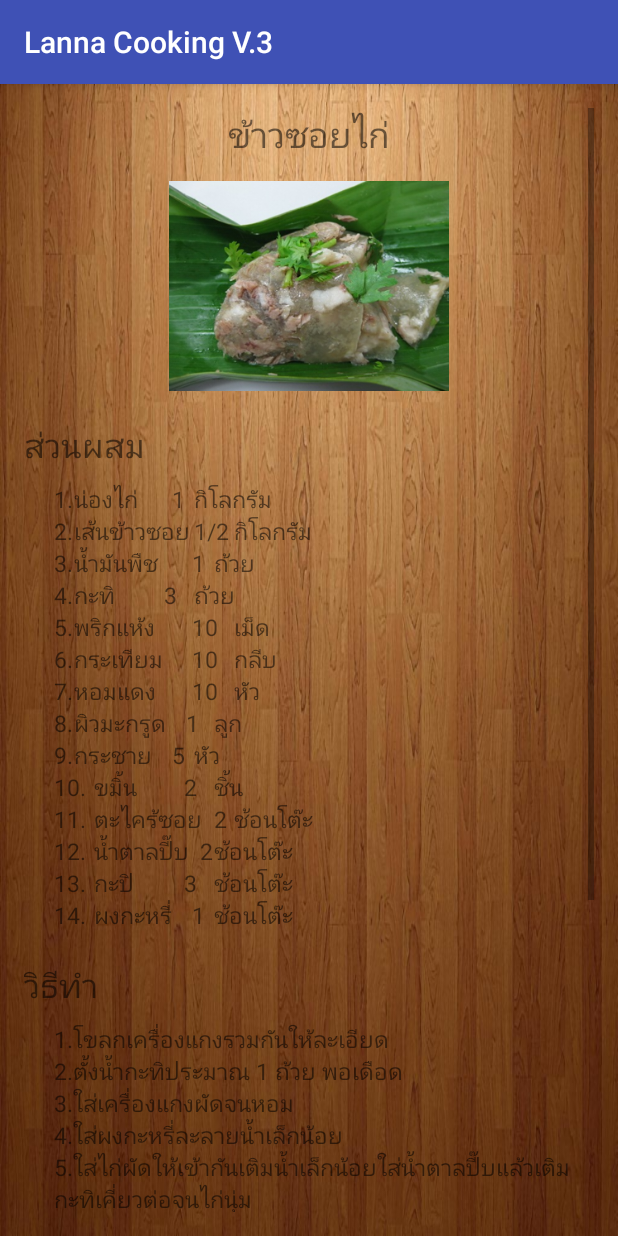
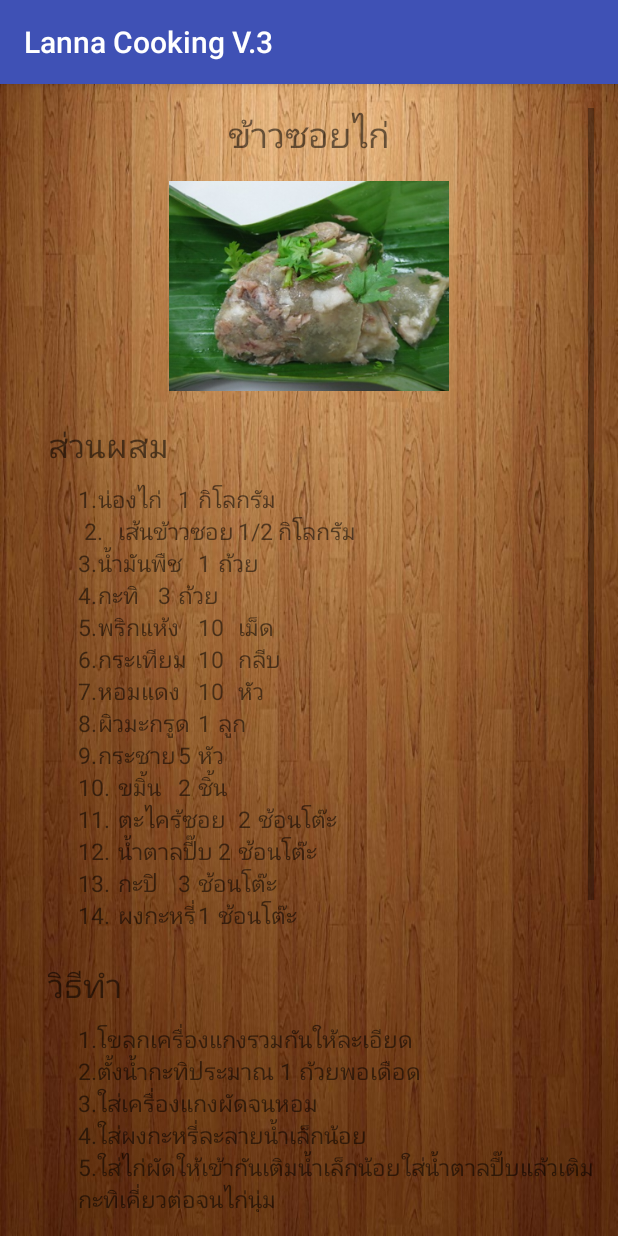
Before and after one commit to KanRMUTL/Lanna-Cooking, an Android app: the screen it shows after launch (DetailActivity), after a tap on "ข้าวซอยไก่", on a phone screen of 412 x 824 dp. Run offline under Robolectric (Android 15) with nearby library versions, the phone set to English and light mode, and no system bars.

Commit message:
LannaCooking เพิ่มข้อมูลอาหารในฐานข้อมูล + จัดความสวยงามใน listview

```diff
--- a/LannaCookingV.3/app/src/main/java/com/kan/lannacookingv3/DbHelper.java
+++ b/LannaCookingV.3/app/src/main/java/com/kan/lannacookingv3/DbHelper.java
@@ -37,18 +37,67 @@ public class DbHelper extends SQLiteOpenHelper {
 
         SQLText = "INSERT INTO cooking (id, name, item, step,trick, img)" +
                 "VALUES ('001', 'ข้าวซอยไก่', " +
-                "'1.\tน่องไก่\t   1\tกิโลกรัม\n" + "2.\tเส้นข้าวซอย\t1/2\tกิโลกรัม\n" + "3.\tน้ำมันพืช\t   1\tถ้วย\n" + "4.\tกะทิ\t     3\tถ้วย\n" + "5.\tพริกแห้ง\t   10\tเม็ด\n" + "6.\tกระเทียม\t   10\tกลีบ\n" + "7.\tหอมแดง\t   10\tหัว\n" + "8.\tผิวมะกรูด\t  1\tลูก\n" + "9.\tกระชาย\t   5\tหัว\n" + "10.\tขมิ้น\t     2\tชิ้น\n" + "11.\tตะไคร้ซอย\t2\tช้อนโต๊ะ\n" + "12.\tน้ำตาลปี๊บ\t 2\tช้อนโต๊ะ\n" + "13.\tกะปิ\t     3\tช้อนโต๊ะ\n" + "14.\tผงกะหรี่\t   1\tช้อนโต๊ะ'," +
-                "'1.โขลกเครื่องแกงรวมกันให้ละเอียด\n" +
-                "2.ตั้งน้ำกะทิประมาณ 1 ถ้วย พอเดือด\n" +
-                "3.ใส่เครื่องแกงผัดจนหอม \n" +
-                "4.ใส่ผงกะหรี่ละลายน้ำเล็กน้อย\n" +
-                "5.ใส่ไก่ผัดให้เข้ากันเติมน้ำเล็กน้อยใส่น้ำตาลปี๊บแล้วเติมกะทิเคี่ยวต่อจนไก่นุ่ม\n" +
-                "6.ตั้งกระทะใส่น้ำมันพืชพอร้อนใส่เส้นข้าวซอยที่คลี่ออกจากกันแล้วทอดพอเหลืองกรอบเพื่อทำเส้นกรอบสำหรับโรยหน้า \n" +
-                "7.ลวกเส้นข้าวซอยกับน้ำเดือดประมาณ 1 นาที แล้วนำมาลวกในน้ำเย็น',"+
-                "'ข้าวซอยปรุงได้ทั้งเนื้อไก่ เนื้อวัว สำหรับการทำข้าวซอยเนื้อ สำหรับการทำข้าวซอยเนื้อควรหั่นเป็นชิ้นพอคำ ต้มให้เปื่อยก่อน แล้วนำไปเคี่ยวกับเครื่องแกง\n" +
-                "\n" +
-                "เคล็ดลับในการเลือกส่วนผสม\n" +
-                "การเลือกเนื้อไก่ ควรเลือกน่องและสะโพก สำหรับข้าวซอยเนื้อ ควรใช้เนื้อสันคอ','kkd');";
+                "'1.\tน่องไก่\t1\tกิโลกรัม\n " + "2.\tเส้นข้าวซอย\t1/2\tกิโลกรัม\n" +
+                "3.\tน้ำมันพืช\t1\tถ้วย\n" + "4.\tกะทิ\t3\tถ้วย\n" +
+                "5.\tพริกแห้ง\t10\tเม็ด\n" + "6.\tกระเทียม\t10\tกลีบ\n" +
+                "7.\tหอมแดง\t10\tหัว\n" + "8.\tผิวมะกรูด\t1\tลูก\n" +
+                "9.\tกระชาย\t5\tหัว\n" + "10.\tขมิ้น\t2\tชิ้น\n" +
+                "11.\tตะไคร้ซอย\t2\tช้อนโต๊ะ\n" + "12.\tน้ำตาลปี๊บ\t2\tช้อนโต๊ะ\n" +
+                "13.\tกะปิ\t3\tช้อนโต๊ะ\n" + "14.\tผงกะหรี่\t1\tช้อนโต๊ะ'," +
+
+                "'1.โขลกเครื่องแกงรวมกันให้ละเอียด\n" + "2.ตั้งน้ำกะทิประมาณ 1 ถ้วยพอเดือด\n" +
+                "3.ใส่เครื่องแกงผัดจนหอม \n" + "4.ใส่ผงกะหรี่ละลายน้ำเล็กน้อย\n" +
+                "5.ใส่ไก่ผัดให้เข้ากันเติมน้ำเล็กน้อยใส่น้ำตาลปี๊บแล้วเติมกะทิเคี่ยวต่อจนไก่นุ่ม\n" + "6.ตั้งกระทะใส่น้ำมันพืชพอร้อนใส่เส้นข้าวซอยที่คลี่ออกจากกันแล้วทอดพอเหลืองกรอบเพื่อทำเส้นกรอบสำหรับโรยหน้า \n" +
+                "7.ลวกเส้นข้าวซอยกับน้ำเดือดประมาณ 1 นาทีแล้วนำมาลวกในน้ำเย็น',"+
+
+                "'ข้าวซอยปรุงได้ทั้งเนื้อไก่ เนื้อวัว สำหรับการทำข้าวซอยเนื้อ สำหรับการทำข้าวซอยเนื้อควรหั่นเป็นชิ้นพอคำ ต้มให้เปื่อยก่อน แล้วนำไปเคี่ยวกับเครื่องแกง\n" + "\n" +
+                "เคล็ดลับในการเลือกส่วนผสม\n" + "การเลือกเนื้อไก่ ควรเลือกน่องและสะโพก สำหรับข้าวซอยเนื้อ ควรใช้เนื้อสันคอ','IMG');";
+        db.execSQL(SQLText);
+
+        SQLText = "INSERT INTO cooking (id, name, item, step,trick, img)" +
+                "VALUES ('002', 'แกงผักแว่น', " +
+                "'1.\tผักแว่น\t100\tกรัม\n" + "2.\tเห็ดฟาง\t200\tกรัม\n" +
+                "3.\tพริกหนุ่มย่าง\t2\tเม็ด\n" + "4.\tพริกหนุ่ม\t3\tเม็ด\n" +
+                "5.\tกระเทียม\t5\tกลีบ\n" + "6.\tกะปิ\t1\tช้อนโต๊ะ'," +
+
+                "'1.โขลกพริกหนุ่มกระเทียมกะปิรวมกันให้ละเอียด\n" + "2.ต้มน้ำพอเดือดละลายเครื่องแกงในน้ำเดือด \n" +
+                "3.ใส่เห็ดต้มจนเห็ดสุก\n" + "4.ใส่ผักแว่นพอเดือดปิดไฟ ',"+
+
+                "'ควรย่างพริกหนุ่มกับถ่านไม้จะทำให้แกงหอม\nอร่อย\n" +
+                "ปรุงรสด้วยซีอิ้วขาวนิดหน่อยไม่ควรใส่น้ำปลา\nเพราะจะทำให้มีกลิ่นคาว','IMG');";
+        db.execSQL(SQLText);
+
+        SQLText = "INSERT INTO cooking (id, name, item, step,trick, img)" +
+                "VALUES ('003', 'แกงมะรุม', " +
+                "'1.\tมะรุม\t2\tถ้วย\n" + "2.\tปลาแห้ง\t50\tกรัม\n" +
+                "3.\tชะอมเด็ด\t1/2\tถ้วย\n" + "4.\tชะพลูหั่นหยาบ\t1/2\tถ้วย\n" +
+                "5.\tพริกขี้หนูแห้ง\t10\tเม็ด\n" + "6.\tกระเทียม\t10\tกลีบ\n" +
+                "7.\tหอมแดง\t3\tหัว\n" + "8.\tข่าหั่น\t1\tช้อนโต๊ะ\n" +
+                "9.\tตะไคร้หั่น\t1\tช้อนโต๊ะ\n" + "10.\tกะปิ\t1/2\tช้อนโต๊ะ\n" +
+                "11.\tปลาร้าต้มสุก\t1/2\tช้อนโต๊ะ\n" + "12.\tเกลือ\t1/2\tช้อนชา'," +
+
+                "'1.ปอกเปลือกมะรุมหั่นเป็นท่อนพักไว้ \n" + "2.โขลกเครื่องแกงรวมกันให้ละเอียด\n" +
+                "3.ผัดเครื่องแกงให้หอมเติมน้ำพอเดือด\nใส่ปลาแห้ง \n" + "4.ต้มพอให้ปลานุ่มใส่มะรุมต้มจนสุกนิ่ม\n" +
+                "5.ใส่ชะอมใบชะพลูพอผักสุกปิดไฟ\n',"+
+
+                "'','IMG');";
+        db.execSQL(SQLText);
+
+        SQLText = "INSERT INTO cooking (id, name, item, step,trick, img)" +
+                "VALUES ('004', 'แกงขนุน', " +
+                "'1.\tขนุนอ่อน\t300\tกรัม\n" + "2.\tซี่โครงหมูสับ\t100\tกรัม\n" +
+                "3.\tมะเขือเทศลูกเล็ก\t5\tลูก\n" + "4.\tชะอมเด็ด\t1/2\tถ้วย\n" +
+                "5.\tชะพลูหั่นหยาบ\t1/2\tถ้วย\n" + "6.\tพริกแห้ง\t5\tเม็ด\n" +
+                "7.\tกระเทียม\t5\tกลีบ\n" + "8.\tหอมแดง\t5\tหัว\n" +
+                "9.\tกะปิ\t1\tช้อนชา\n" + "10.\tเกลือ\t1\tช้อนชา'," +
+
+                "'1.โขลกเครื่องแกงรวมกันให้ละเอียด\n" + "2.ต้มน้ำเปล่าพอเดือดละลายเครื่องแกง\nลงในน้ำเดือด \n" +
+                "3.ใส่ซี่โครงหมูต้มจนหมูนุ่ม\n" + "4.ใส่ขนุนต้มให้ขนุนนิ่ม\n" +
+                "5.ใส่มะเขือเทศชะอมและใบชะพลูคนให้เข้ากันพอผักสุกปิดไฟ\n',"+
+
+                "'เมื่อแกงสุกแล้วไม่ควรปิดฝาหม้อทันที ทิ้งไว้สักครู่ให้แกงเย็นลงบ้าง เพื่อให้ใบชะพลูและใบชะอมไม่สุกจนเกินไป จะทำให้รสชาติแกงไม่กลมกล่อม\n" +
+                "\n" + "เคล็ดลับในการเลือกส่วนผสม\n" +
+                "ขนุนต้องใช้ขนุนอ่อนที่เม็ดยังไม่แก่ จึงจะทำให้ขนุนเปื่อยง่าย ควรเลือกขนุนอ่อนพันธุ์ทวายทั้งปี หรือพันธ์อื่นๆ ที่มีเนื้อแน่น รสชาติของน้ำแกงจะกลมกล่อมยิ่งขึ้น','IMG');";
         db.execSQL(SQLText);
 
 
--- a/LannaCookingV.3/app/src/main/java/com/kan/lannacookingv3/DetailActivity.java
+++ b/LannaCookingV.3/app/src/main/java/com/kan/lannacookingv3/DetailActivity.java
@@ -31,6 +31,5 @@ public class DetailActivity extends AppCompatActivity {
         step.setText(cooking.getStep());
         trick.setText(cooking.getTrick());
 
-
     }
 }
--- a/LannaCookingV.3/app/src/main/res/layout/activity_detail.xml
+++ b/LannaCookingV.3/app/src/main/res/layout/activity_detail.xml
@@ -1,5 +1,4 @@
 <?xml version="1.0" encoding="utf-8"?>
-
 <ScrollView xmlns:android="http://schemas.android.com/apk/res/android"
     xmlns:tools="http://schemas.android.com/tools"
     android:layout_width="match_parent"
@@ -12,8 +11,8 @@
     tools:context="com.kan.lannacookingv3.DetailActivity">
     <LinearLayout
         android:orientation="vertical"
-        android:layout_width="match_parent"
-        android:layout_height="match_parent">
+        android:layout_width="wrap_content"
+        android:layout_height="wrap_content">
 
     <TextView
         android:layout_width="wrap_content"
@@ -36,6 +35,7 @@
     <TextView
         android:layout_width="wrap_content"
         android:layout_height="wrap_content"
+        android:paddingLeft="16dp"
         android:text="@string/title_item"
         android:id="@+id/title_item"
         style="@style/title_detail"/>
@@ -45,11 +45,13 @@
         android:layout_height="wrap_content"
         android:text="Large Text"
         android:id="@+id/item"
+            android:paddingLeft="16dp"
         style="@style/content_detail"/>
 
         <TextView
             android:layout_width="wrap_content"
             android:layout_height="wrap_content"
+            android:paddingLeft="16dp"
             android:text="@string/title_step"
             android:id="@+id/title_step"
             style="@style/title_detail" />
@@ -59,12 +61,14 @@
         android:layout_height="wrap_content"
         android:text="Large Text"
         android:id="@+id/step"
+            android:paddingLeft="16dp"
         style="@style/content_detail" />
 
 
         <TextView
             android:layout_width="wrap_content"
             android:layout_height="wrap_content"
+            android:paddingLeft="16dp"
             android:text="@string/title_trick"
             android:id="@+id/title_trick"
             style="@style/title_detail" />
@@ -74,6 +78,7 @@
         android:layout_height="wrap_content"
         android:text="Large Text"
         android:id="@+id/trick"
+            android:paddingLeft="16dp"
         style="@style/content_detail"/>
 
     </LinearLayout>
--- a/LannaCookingV.3/build.gradle
+++ b/LannaCookingV.3/build.gradle
@@ -5,7 +5,7 @@ buildscript {
         jcenter()
     }
     dependencies {
-        classpath 'com.android.tools.build:gradle:2.1.2'
+        classpath 'com.android.tools.build:gradle:2.1.3'
 
         // NOTE: Do not place your application dependencies here; they belong
         // in the individual module build.gradle files
```
Also changed, not shown: LannaCookingV.3/gradle/wrapper/gradle-wrapper.properties.
